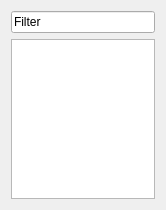
Old version of the form src/widgets/qtdesigner/QStrBrowser.ui in the repository aparaatti/definator.
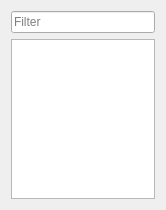
New version of the form.

```diff
--- a/src/widgets/qtdesigner/QStrBrowser.ui
+++ b/src/widgets/qtdesigner/QStrBrowser.ui
@@ -44,6 +44,9 @@
       <string>&lt;html&gt;&lt;head/&gt;&lt;body&gt;&lt;p&gt;Filter out terms by writing here&lt;/p&gt;&lt;/body&gt;&lt;/html&gt;</string>
      </property>
      <property name="text">
+      <string/>
+     </property>
+     <property name="placeholderText">
       <string>Filter</string>
      </property>
     </widget>
```
